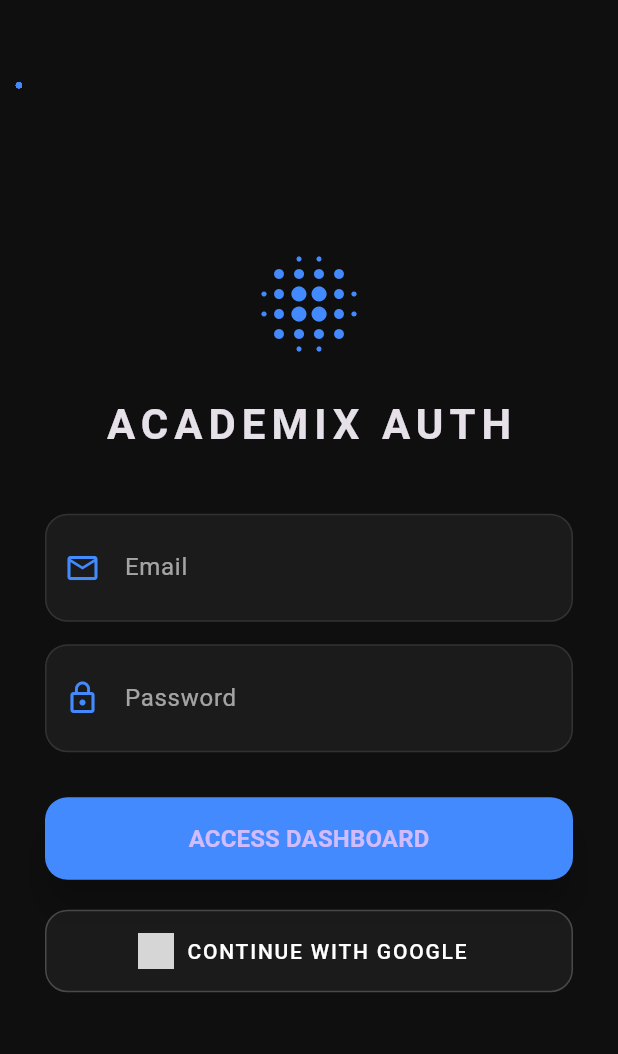
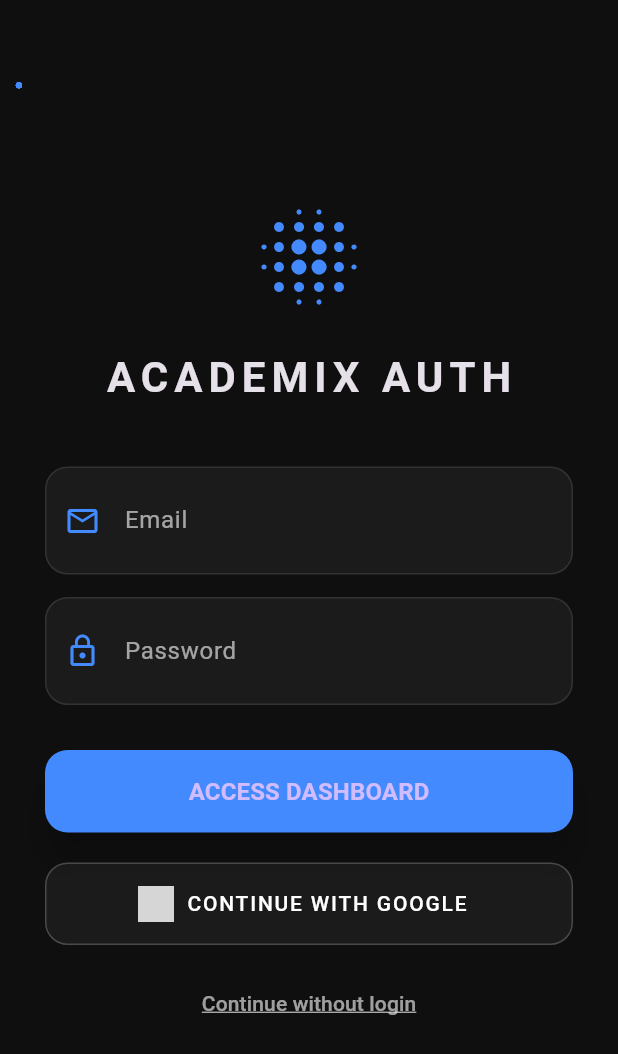
Before and after one commit to Tirthbisen/Academix, a Flutter app: the screen it shows after launch, after a tap on "CONTINUE WITH GOOGLE", on a phone screen of 412 x 824 dp. Shown: the top 1054 px of the screen. Run offline on Flutter 3.47's test engine with Material 3 defaults, Android fonts, the phone set to English and light mode, and no system bars; our stand-ins replace cloud_firestore, firebase_auth, firebase_core, firebase_messaging, flutter_local_notifications, google_sign_in and 3 more; accounts and stored records are empty; network calls fail; grey boxes are pictures that could not be loaded.

Commit message:
added "continue without login"

```diff
--- a/lib/login_page.dart
+++ b/lib/login_page.dart
@@ -6,6 +6,7 @@ import 'dart:math';
 import 'package:firebase_auth/firebase_auth.dart';
 import 'package:flutter/material.dart';
 import 'package:google_sign_in/google_sign_in.dart';
+import 'main.dart';
 
 class LoginPage extends StatefulWidget {
   const LoginPage({super.key});
@@ -38,48 +39,69 @@ class _LoginPageState extends State<LoginPage>
   }
 
   Future<void> _handleLogin() async {
+  if (_emailController.text.isEmpty || _passwordController.text.isEmpty) {
+    ScaffoldMessenger.of(context).showSnackBar(
+      const SnackBar(content: Text("Please fill in all fields")),
+    );
+    return;
+  }
+
   setState(() => _isLoading = true);
+
   try {
     await FirebaseAuth.instance.signInWithEmailAndPassword(
       email: _emailController.text.trim(),
       password: _passwordController.text.trim(),
     );
-    } catch (e) {
-      ScaffoldMessenger.of(context).showSnackBar(
-        SnackBar(content: Text("Error: ${e.toString().split(']').last}")),
+
+    if (mounted) {
+      Navigator.pushReplacement(
+        context,
+        MaterialPageRoute(builder: (context) => const AttendanceScreen()),
       );
+    }
+  } on FirebaseAuthException catch (e) {
+    String message = "something went wrong.";
+    if (e.code == 'user-not-found') {message = "No user found for that email.";}
+    else if (e.code == 'wrong-password') {message = "Wrong password provided.";}
+
+    if (mounted) {
+      ScaffoldMessenger.of(context).showSnackBar(SnackBar(content: Text(message)));
+    }
   } finally {
-      setState(() => _isLoading = false);
+    if (mounted) setState(() => _isLoading = false);
   }
 }
 
   Future<void> _signInWithGoogle() async {
   setState(() => _isLoading = true);
   try {
-      final GoogleSignIn googleSignIn = GoogleSignIn();
-
-      await googleSignIn.signOut();
-
-      final GoogleSignInAccount? googleUser = await googleSignIn.signIn();
-
+    final GoogleSignInAccount? googleUser = await GoogleSignIn().signIn();
     if (googleUser == null) {
       setState(() => _isLoading = false);
       return;
     }
-
-      final GoogleSignInAuthentication googleAuth =
-          await googleUser.authentication;
-
-      final credential = GoogleAuthProvider.credential(
+    final GoogleSignInAuthentication googleAuth = await googleUser.authentication;
+    final AuthCredential credential = GoogleAuthProvider.credential(
       accessToken: googleAuth.accessToken,
       idToken: googleAuth.idToken,
     );
-
     await FirebaseAuth.instance.signInWithCredential(credential);
+    if (mounted) {
+      Navigator.pushReplacement(
+        context,
+        MaterialPageRoute(builder: (context) => const AttendanceScreen()),
+      );
+    }
   } catch (e) {
-      print("Error: $e");
+    debugPrint("Google Sign-In Error: $e");
+    if (mounted) {
+      ScaffoldMessenger.of(context).showSnackBar(
+        SnackBar(content: Text("Login Failed: $e")),
+      );
+    }
   } finally {
-      setState(() => _isLoading = false);
+    if (mounted) setState(() => _isLoading = false);
   }
 }
 
@@ -153,6 +175,23 @@ class _LoginPageState extends State<LoginPage>
                         borderRadius: BorderRadius.circular(15),
                       ),
                       backgroundColor: Colors.white.withOpacity(0.05),
+                    ),
+                  ),
+                  const SizedBox(height: 15),
+                  TextButton(
+                  onPressed: () {
+                    Navigator.pushReplacement(
+                      context,
+                      MaterialPageRoute(builder: (context) => const AttendanceScreen()),
+                    );
+                  },
+                  child: Text(
+                    "Continue without login",
+                    style: TextStyle(
+                      color: Colors.white.withOpacity(0.6),
+                      decoration: TextDecoration.underline,
+                      fontSize: 14,
+                      ),
                     ),
                   ),
                 ],
```
Also changed, not shown: lib/main.dart (+66 -8 lines), 2 other files. Lines whose indentation alone changed are shown as unchanged.
